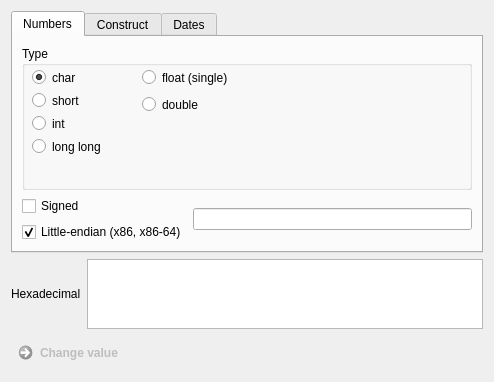
Qt form modules/data_types.ui (uriyay/sexton) before a commit.
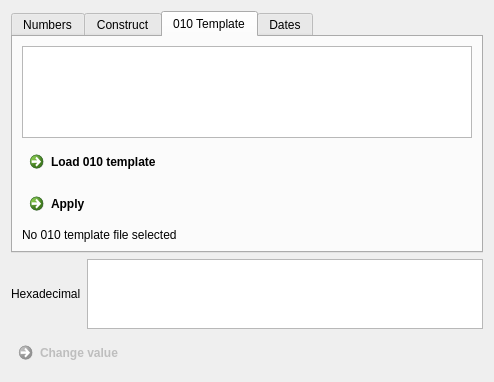
The same form after that commit. The open tabs and pages were chosen to show the change.

Commit message: Added support in 010 templates :). There is still a buggy things in the fields order in lst010Template and selecting array elements

Patch:
```diff
--- a/modules/data_types.ui
+++ b/modules/data_types.ui
@@ -196,6 +196,44 @@
        </item>
       </layout>
      </widget>
+     <widget class="QWidget" name="tab_010_templates">
+      <attribute name="title">
+       <string>010 Template</string>
+      </attribute>
+      <layout class="QVBoxLayout" name="verticalLayout">
+       <item>
+        <widget class="QListWidget" name="lst010Template">
+        </widget>
+       </item>
+       <item>
+        <widget class="QCommandLinkButton" name="btnLoad010Template">
+         <property name="enabled">
+          <bool>true</bool>
+         </property>
+         <property name="text">
+          <string>Load 010 template</string>
+         </property>
+         </widget>
+       </item>
+       <item>
+        <widget class="QCommandLinkButton" name="btnApply010Template">
+         <property name="enabled">
+          <bool>true</bool>
+         </property>
+         <property name="text">
+          <string>Apply</string>
+         </property>
+         </widget>
+       </item>
+       <item>
+        <widget class="QLabel" name="label_010_template_filename">
+         <property name="text">
+          <string>No 010 template file selected</string>
+         </property>
+        </widget>
+       </item>
+      </layout>
+     </widget>
      <widget class="QWidget" name="tab_dates">
       <attribute name="title">
        <string>Dates</string>
```
The commit also changes 2 other files.
